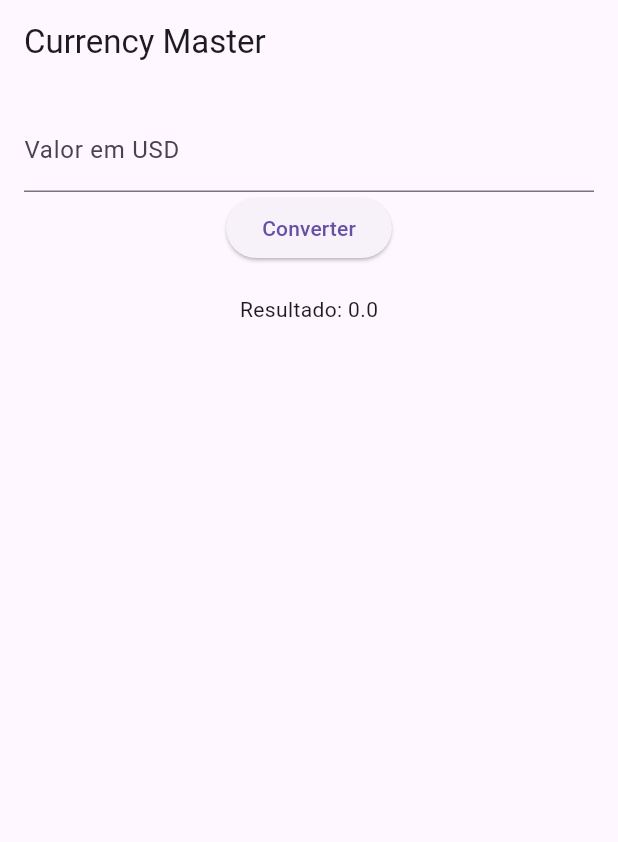
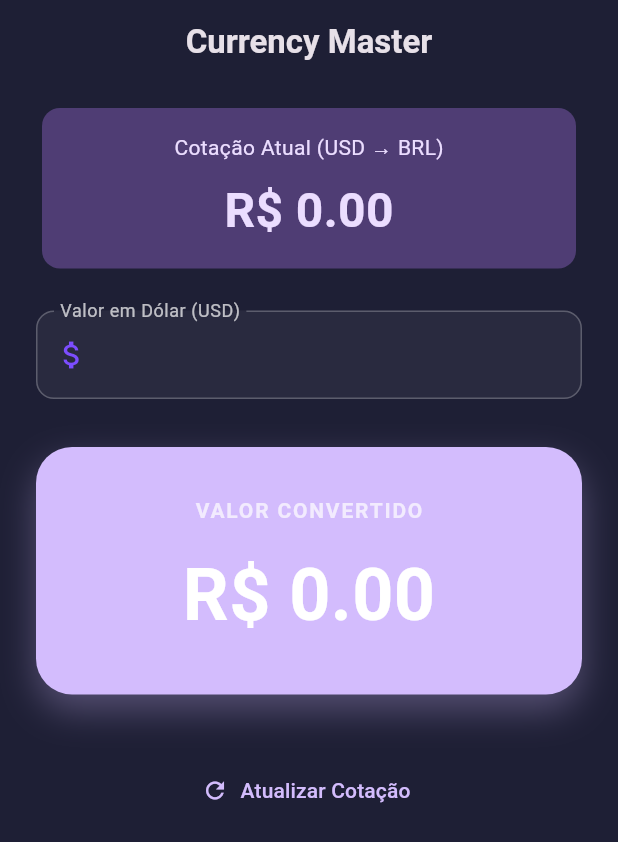
Before and after one commit to guilhermecarv32/Currency-Master, a Flutter app: the screen it shows after launch, on a phone screen of 412 x 824 dp. Shown: the top 842 px of the screen. Run offline on Flutter 3.47's test engine with Material 3 defaults, Android fonts, the phone set to English and light mode, and no system bars; network calls fail.

Commit message:
ajustes visuais

```diff
--- a/lib/controllers/currency_controller.dart
+++ b/lib/controllers/currency_controller.dart
@@ -1,15 +1,25 @@
+import '../services/currency_service.dart';
+
 class CurrencyController {
-  // Simula uma taxa de câmbio (depois buscaremos de uma API)
-  double get exchangeRate => 5.0;
+  final CurrencyService service;
+  double exchangeRate = 0.0;
+  bool isLoading = false;
+
+  CurrencyController(this.service);
+
+  Future<void> updateRate() async {
+    isLoading = true;
+    try {
+      exchangeRate = await service.fetchExchangeRate();
+    } finally {
+      isLoading = false;
+    }
+  }
 
   double convert(String input) {
     if (input.isEmpty) return 0.0;
-
     final value = double.tryParse(input.replaceAll(',', '.'));
-
-    if (value == null) throw Exception("Valor inválido");
-    if (value < 0) throw Exception("Valor não pode ser negativo");
-
+    if (value == null || value < 0) return 0.0;
     return value * exchangeRate;
   }
 }
--- a/lib/main.dart
+++ b/lib/main.dart
@@ -1,57 +1,173 @@
 import 'package:flutter/material.dart';
+import 'package:http/http.dart' as http;
 import 'controllers/currency_controller.dart';
+import 'services/currency_service.dart';
 
-void main() => runApp(const CurrencyMasterApp());
+void main() {
+  final apiClient = http.Client();
+  final service = CurrencyService(apiClient);
+  final controller = CurrencyController(service);
+
+  runApp(CurrencyMasterApp(controller: controller));
+}
 
 class CurrencyMasterApp extends StatelessWidget {
-  const CurrencyMasterApp({super.key});
+  final CurrencyController controller;
+  const CurrencyMasterApp({super.key, required this.controller});
 
   @override
   Widget build(BuildContext context) {
-    return const MaterialApp(
-      home: CurrencyScreen(),
+    return MaterialApp(
+      debugShowCheckedModeBanner: false,
+      theme: ThemeData(
+        useMaterial3: true,
+        colorSchemeSeed: Colors.deepPurple,
+        brightness: Brightness.dark, // Ativa o modo escuro para combinar com o seu BG
+      ),
+      home: CurrencyScreen(controller: controller),
     );
   }
 }
 
 class CurrencyScreen extends StatefulWidget {
-  const CurrencyScreen({super.key});
+  final CurrencyController controller;
+  const CurrencyScreen({super.key, required this.controller});
 
   @override
   State<CurrencyScreen> createState() => _CurrencyScreenState();
 }
 
 class _CurrencyScreenState extends State<CurrencyScreen> {
-  final controller = CurrencyController();
   final textController = TextEditingController();
-  String result = "0.0";
+  String result = "0.00";
+
+  @override
+  void initState() {
+    super.initState();
+    _loadRate();
+  }
+
+  void _loadRate() async {
+    await widget.controller.updateRate();
+    if (mounted) setState(() {});
+  }
 
   void _convert() {
     setState(() {
-      result = controller.convert(textController.text).toString();
+      result = widget.controller.convert(textController.text).toStringAsFixed(2);
     });
   }
 
   @override
   Widget build(BuildContext context) {
+    final colorScheme = Theme.of(context).colorScheme;
+
     return Scaffold(
-      appBar: AppBar(title: const Text('Currency Master')),
-      body: Padding(
-        padding: const EdgeInsets.all(16.0),
+      backgroundColor: const Color(0xFF1E1F35),
+      appBar: AppBar(
+        title: const Text('Currency Master', style: TextStyle(fontWeight: FontWeight.bold)),
+        centerTitle: true,
+        backgroundColor: Colors.transparent,
+        elevation: 0,
+      ),
+      body: SingleChildScrollView(
+        padding: const EdgeInsets.symmetric(horizontal: 24.0, vertical: 12.0),
         child: Column(
+          crossAxisAlignment: CrossAxisAlignment.stretch,
           children: [
+            // Card de Exibição da Taxa
+            Card(
+              elevation: 0,
+              color: colorScheme.primaryContainer,
+              child: Padding(
+                padding: const EdgeInsets.all(16.0),
+                child: Column(
+                  children: [
+                    Text('Cotação Atual (USD → BRL)',
+                      style: TextStyle(color: colorScheme.onPrimaryContainer, fontSize: 14)),
+                    const SizedBox(height: 8),
+                    Text(
+                      'R\$ ${widget.controller.exchangeRate.toStringAsFixed(2)}',
+                      style: TextStyle(
+                        fontSize: 32,
+                        fontWeight: FontWeight.bold,
+                        color: colorScheme.onPrimaryContainer
+                      ),
+                    ),
+                  ],
+                ),
+              ),
+            ),
+            const SizedBox(height: 24),
+
+            // Campo de Input
             TextField(
-              key: const Key('input_field'), // Chave importante para o teste!
+              key: const Key('input_field'),
               controller: textController,
-              keyboardType: TextInputType.number,
-              decoration: const InputDecoration(labelText: 'Valor em USD'),
+              keyboardType: const TextInputType.numberWithOptions(decimal: true),
+              style: const TextStyle(fontSize: 18, color: Colors.white),
+              decoration: InputDecoration(
+                labelText: 'Valor em Dólar (USD)',
+                labelStyle: const TextStyle(color: Colors.white70), // Garante visibilidade
+                floatingLabelBehavior: FloatingLabelBehavior.always, // Evita cortar o texto
+                prefixIcon: const Icon(Icons.attach_money, color: Colors.deepPurpleAccent),
+                enabledBorder: OutlineInputBorder(
+                  borderRadius: BorderRadius.circular(12),
+                  borderSide: const BorderSide(color: Colors.white24),
+                ),
+                focusedBorder: OutlineInputBorder(
+                  borderRadius: BorderRadius.circular(12),
+                  borderSide: const BorderSide(color: Colors.deepPurpleAccent, width: 2),
+                ),
+                filled: true,
+                fillColor: Colors.white.withOpacity(0.05), // Fundo sutil para o input
+              ),
+              onChanged: (_) => _convert(),
             ),
-            ElevatedButton(
-              onPressed: _convert,
-              child: const Text('Converter'),
+
+            const SizedBox(height: 32),
+
+            // Card de Resultado
+            Container(
+              padding: const EdgeInsets.symmetric(vertical: 32, horizontal: 16),
+              decoration: BoxDecoration(
+                color: colorScheme.primary,
+                borderRadius: BorderRadius.circular(24),
+                boxShadow: [
+                  BoxShadow(
+                    color: colorScheme.primary.withOpacity(0.3),
+                    blurRadius: 20,
+                    offset: const Offset(0, 10),
+                  )
+                ],
+              ),
+              child: Column(
+                children: [
+                  const Text('VALOR CONVERTIDO',
+                    style: TextStyle(color: Colors.white70, letterSpacing: 1.2, fontWeight: FontWeight.bold)),
+                  const SizedBox(height: 12),
+                  FittedBox(
+                    child: Text(
+                      'R\$ $result',
+                      key: const Key('result_text'),
+                      style: const TextStyle(
+                        fontSize: 48,
+                        fontWeight: FontWeight.bold,
+                        color: Colors.white
+                      ),
+                    ),
+                  ),
+                ],
+              ),
             ),
-            const SizedBox(height: 20),
-            Text('Resultado: $result', key: const Key('result_text')),
+
+            const SizedBox(height: 40),
+
+            TextButton.icon(
+              onPressed: _loadRate,
+              icon: const Icon(Icons.refresh),
+              label: const Text('Atualizar Cotação'),
+            ),
           ],
         ),
       ),
```
Also changed, not shown: 2 other files.
